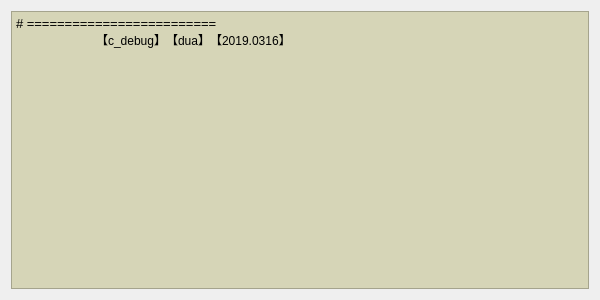
The window that resources/ui/qtdebugwidget.ui (Duadua/cloudghost) describes before a commit, drawn with Qt 5.
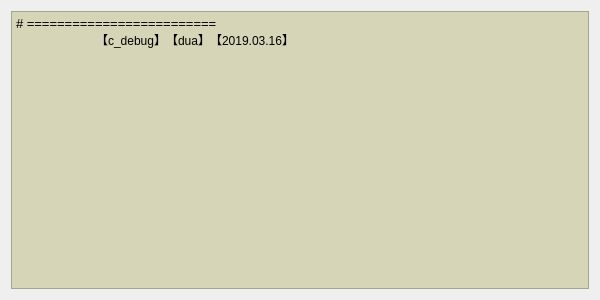
The same window after the commit.

What changed in the file:
```diff
--- a/resources/ui/qtdebugwidget.ui
+++ b/resources/ui/qtdebugwidget.ui
@@ -53,7 +53,7 @@
 p, li { white-space: pre-wrap; }
 &lt;/style&gt;&lt;/head&gt;&lt;body style=&quot; font-family:'Consolas'; font-size:10pt; font-weight:400; font-style:normal;&quot;&gt;
 &lt;p style=&quot; margin-top:0px; margin-bottom:0px; margin-left:0px; margin-right:0px; -qt-block-indent:0; text-indent:0px;&quot;&gt;# =========================&lt;/p&gt;
-&lt;p style=&quot; margin-top:0px; margin-bottom:0px; margin-left:0px; margin-right:0px; -qt-block-indent:0; text-indent:0px;&quot;&gt;&lt;span style=&quot; font-family:'SimSun'; font-size:9pt;&quot;&gt;	【c_debug】【dua】【2019.0316】&lt;/span&gt;&lt;/p&gt;
+&lt;p style=&quot; margin-top:0px; margin-bottom:0px; margin-left:0px; margin-right:0px; -qt-block-indent:0; text-indent:0px;&quot;&gt;&lt;span style=&quot; font-family:'SimSun'; font-size:9pt;&quot;&gt;	【c_debug】【dua】【2019.03.16】&lt;/span&gt;&lt;/p&gt;
 &lt;p style=&quot;-qt-paragraph-type:empty; margin-top:0px; margin-bottom:0px; margin-left:0px; margin-right:0px; -qt-block-indent:0; text-indent:0px;&quot;&gt;&lt;br /&gt;&lt;/p&gt;&lt;/body&gt;&lt;/html&gt;</string>
      </property>
     </widget>
```
